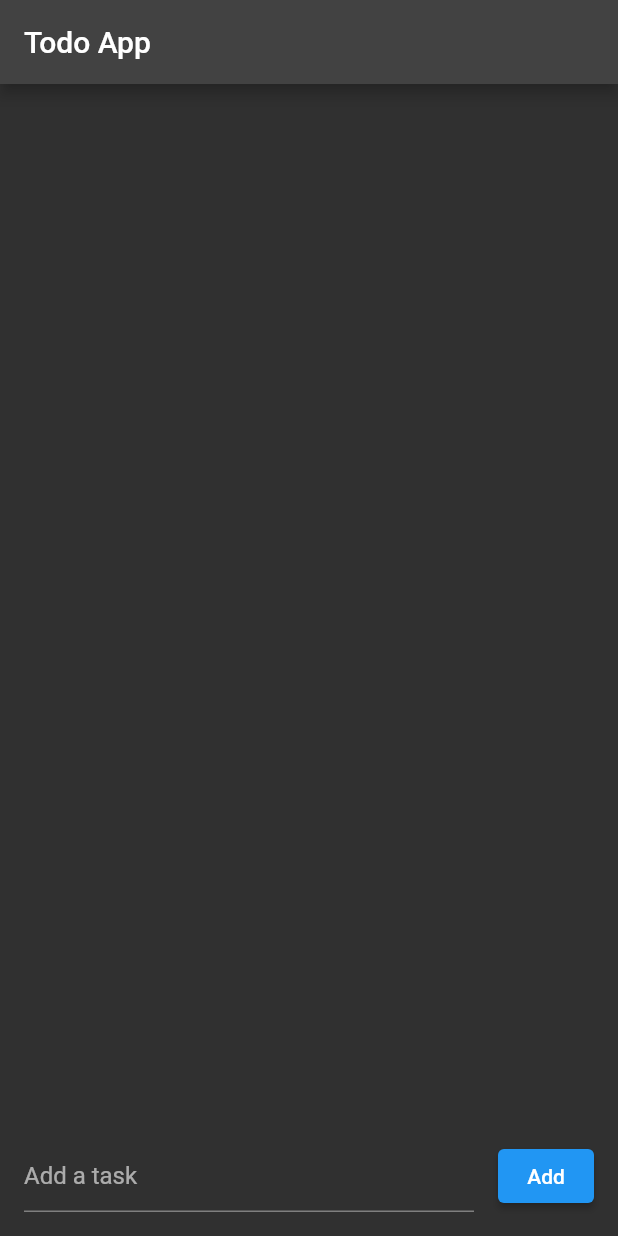
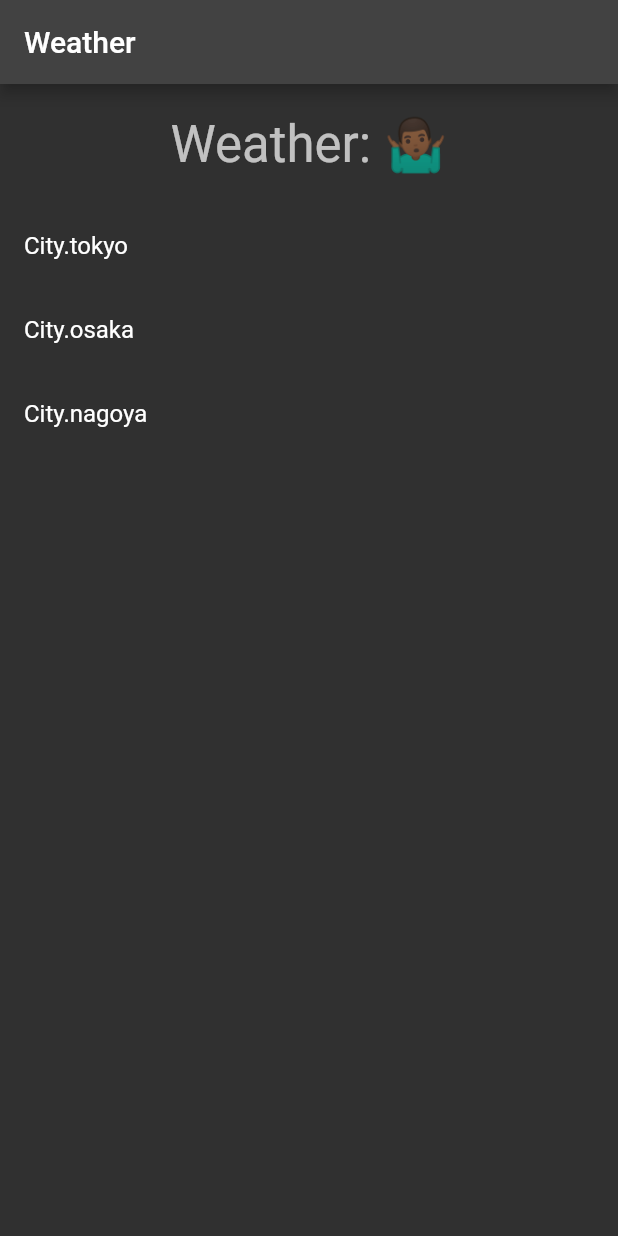
Before and after one commit to davidaodejobi/riverpod-sprint, a Flutter app: the screen it shows after launch, on a phone screen of 412 x 824 dp. Run offline on Flutter 3.47's test engine with Material 2 defaults, Android fonts, the phone set to English and light mode, and no system bars; our stand-ins replace hooks_riverpod.

Commit message:
feat: :sparkles: implemented state provider example

```diff
--- /dev/null
+++ b/lib/examples/example3_weather.dart
@@ -0,0 +1,98 @@
+import 'package:flutter/material.dart';
+import 'package:hooks_riverpod/hooks_riverpod.dart';
+
+enum City {
+  tokyo,
+  osaka,
+  nagoya,
+}
+
+typedef WeatherEmoji = String;
+
+// Fetches the weather emoji for the given city.
+//
+// This function returns a Future<WeatherEmoji> because it is asynchronous.
+// It returns the weather emoji as a String. This function will eventually
+// return a value, but the return type is Future<WeatherEmoji> rather than
+// WeatherEmoji because it is asynchronous, and the value is not available
+// immediately.
+
+Future<WeatherEmoji> fetchWeather(City city) async {
+  await Future.delayed(const Duration(seconds: 1));
+  return {
+    City.tokyo: '🌤',
+    City.osaka: '🌧',
+    City.nagoya: '☀️',
+  }[city]!;
+}
+
+//UI writes and reads from this
+// This provider is used to store the city that the user has selected as
+// their current city. It is used to display the current city in the UI.
+final currentCityProvider = StateProvider<City?>(
+  (ref) => null,
+);
+
+const unknownWeatherEmoji = '🤷🏾‍♂️';
+//UI reads this
+// Fetches the weather emoji for the current city, or the unknown weather emoji
+// if the current city is null.
+final weatherEmojiProvider = FutureProvider<WeatherEmoji>(
+  (ref) {
+    final city = ref.watch(currentCityProvider);
+    if (city != null) {
+      return fetchWeather(city);
+    } else {
+      return unknownWeatherEmoji;
+    }
+  },
+);
+
+class Example3 extends ConsumerWidget {
+  const Example3({Key? key}) : super(key: key);
+
+  @override
+  Widget build(BuildContext context, WidgetRef ref) {
+    final city = ref.watch(weatherEmojiProvider);
+    return Scaffold(
+      appBar: AppBar(
+        title: const Text('Weather'),
+      ),
+      body: Center(
+        child: Column(
+          mainAxisAlignment: MainAxisAlignment.center,
+          children: [
+            const SizedBox(
+              height: 20,
+            ),
+            city.when(
+              data: (data) => Text(
+                'Weather: $data',
+                style: Theme.of(context).textTheme.headlineMedium,
+              ),
+              loading: () => const CircularProgressIndicator.adaptive(),
+              error: (error, stack) => Text('Error: $error'),
+            ),
+            const SizedBox(height: 20),
+            Expanded(
+              child: ListView.builder(
+                itemCount: City.values.length,
+                itemBuilder: (context, index) {
+                  final isSelected =
+                      ref.watch(currentCityProvider) == City.values[index];
+                  final city = City.values[index];
+                  return ListTile(
+                    title: Text(city.toString()),
+                    trailing: isSelected ? const Icon(Icons.check) : null,
+                    onTap: () =>
+                        ref.read(currentCityProvider.notifier).state = city,
+                  );
+                },
+              ),
+            ),
+          ],
+        ),
+      ),
+    );
+  }
+}
--- a/lib/examples/examples.dart
+++ b/lib/examples/examples.dart
@@ -1,2 +1,3 @@
 export 'example1.dart';
-export 'example2.dart';
+export 'example2_counter.dart';
+export 'example3_weather.dart';
--- a/lib/main.dart
+++ b/lib/main.dart
@@ -1,4 +1,4 @@
-import 'package:example1/practices/practices.dart';
+import 'package:example1/examples/example3_weather.dart';
 import 'package:flutter/material.dart';
 import 'package:hooks_riverpod/hooks_riverpod.dart';
 
@@ -17,7 +17,7 @@ class Main extends StatelessWidget {
       darkTheme: ThemeData.dark(),
       themeMode: ThemeMode.dark,
       title: 'Riverpod Example 1',
-      home: StateNotifierTodo(),
+      home: const Example3(),
     );
   }
 }
```
Also changed, not shown: lib/examples/example2_counter.dart (renamed from lib/examples/example2.dart), 1 other file.
